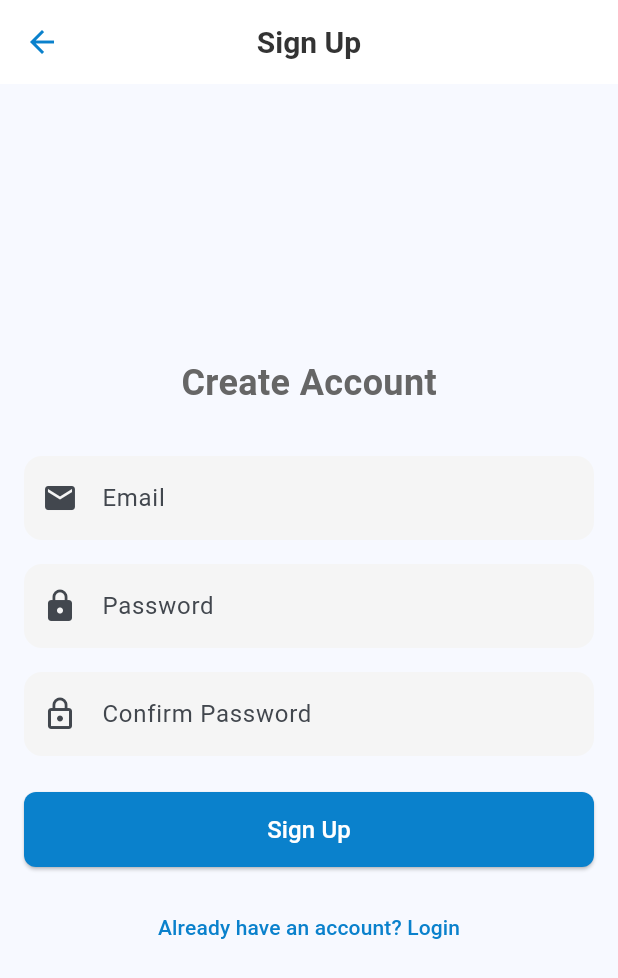
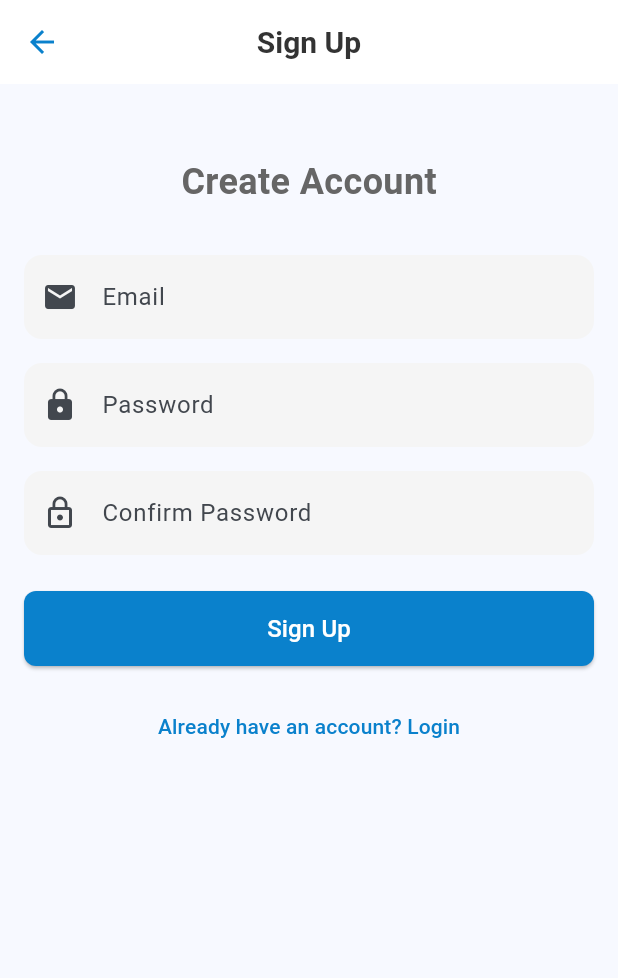
Before and after one commit to nahidhasan007/DailyNewsApp, a Flutter app: the SignupPage screen opened by its route, on a phone screen of 412 x 824 dp. Shown: the top 978 px of the screen. Run offline on Flutter 3.47's test engine with Material 3 defaults, Android fonts, the phone set to English and light mode, and no system bars; our stand-ins replace cached_network_image, cloud_firestore, dio, firebase_auth, firebase_core, firebase_database and 6 more; missing offline and left inert: dart:ffi; accounts and stored records are empty.

Commit message:
news aap ui and functionality complete

```diff
--- a/lib/presentation/screens/search_screen.dart
+++ b/lib/presentation/screens/search_screen.dart
@@ -17,10 +17,10 @@ class SearchPage extends GetView<NewsSearchController> {
           decoration: InputDecoration(
             hintText: 'Search news...',
             border: InputBorder.none,
-            hintStyle: TextStyle(color: Colors.white70),
+            hintStyle: TextStyle(color: Colors.black38),
           ),
-          style: TextStyle(color: Colors.white),
-          cursorColor: Colors.white,
+          style: TextStyle(color: Colors.black38),
+          cursorColor: Colors.blue,
           textInputAction: TextInputAction.search,
           onSubmitted: (value) {
             if (value.isNotEmpty) {
--- a/lib/presentation/screens/sign_up_screen.dart
+++ b/lib/presentation/screens/sign_up_screen.dart
@@ -15,13 +15,15 @@ class SignupPage extends GetView<AuthController> {
       appBar: AppBar(
         title: Text('Sign Up'),
       ),
-      body: Padding(
+      body: SingleChildScrollView(
+        child: Padding(
           padding: const EdgeInsets.all(16.0),
           child: Form(
             key: _formKey,
             child: Column(
               mainAxisAlignment: MainAxisAlignment.center,
               children: [
+                SizedBox(height: 32),
                 Text(
                   'Create Account',
                   style: TextStyle(
@@ -120,7 +122,9 @@ class SignupPage extends GetView<AuthController> {
                   onPressed: () => Get.back(),
                   child: Text('Already have an account? Login'),
                 ),
+                SizedBox(height: 16), // to avoid cutoff at the bottom
               ],
+            ),
           ),
         ),
       ),
```
Lines whose indentation alone changed are shown as unchanged.
